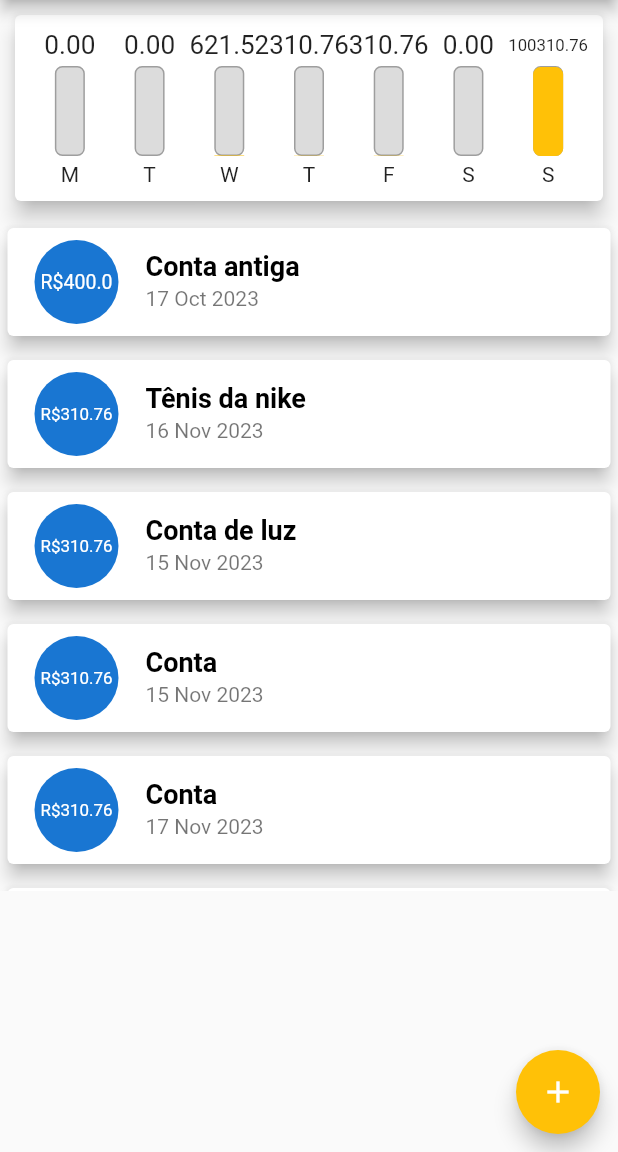
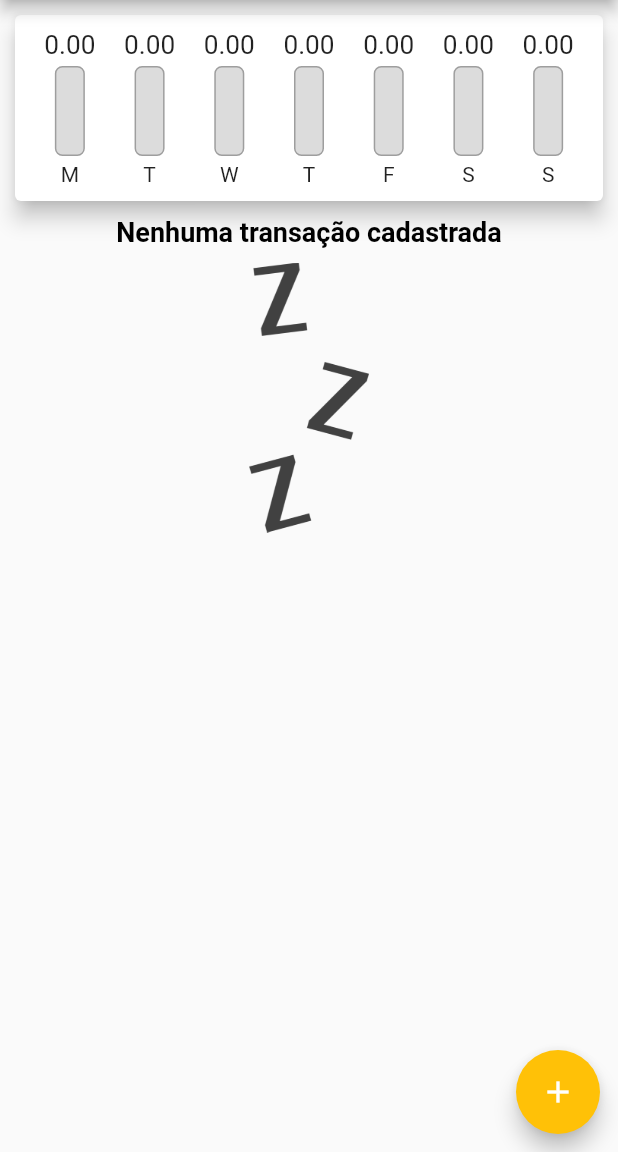
Before and after one commit to lucasalmeida00/expenses, a Flutter app: the screen it shows after launch, on a phone screen of 412 x 824 dp, the part 84-1236 px from its top. Run offline on Flutter 3.47's test engine with Material 2 defaults, Android fonts, the phone set to English and light mode, and no system bars.

Commit message:
fix: ajustado quando a listagem de lançamentos inicializar vazia

```diff
--- a/lib/components/chart.dart
+++ b/lib/components/chart.dart
@@ -56,7 +56,9 @@ class Chart extends StatelessWidget {
               child: ChartBar(
                 label: tr['day'] as String,
                 value: tr['value'] as double,
-                percentage: (tr['value'] as double) / _weekTotalValue,
+                percentage: _weekTotalValue > 0
+                    ? (tr['value'] as double) / _weekTotalValue
+                    : 0,
               ),
             );
           }).toList(),
--- a/lib/main.dart
+++ b/lib/main.dart
@@ -52,42 +52,42 @@ class MyHomePage extends StatefulWidget {
 
 class _MyHomePageState extends State<MyHomePage> {
   final List<Transaction> _transactions = [
-    Transaction(
-      id: Random().nextDouble().toString(),
-      title: 'Conta antiga',
-      value: 400,
-      date: DateTime.now().subtract(const Duration(days: 33)),
-    ),
-    Transaction(
-      id: Random().nextDouble().toString(),
-      title: 'Tênis da nike',
-      value: 310.76,
-      date: DateTime.now().subtract(const Duration(days: 3)),
-    ),
-    Transaction(
-      id: Random().nextDouble().toString(),
-      title: 'Conta de luz',
-      value: 310.76,
-      date: DateTime.now().subtract(const Duration(days: 4)),
-    ),
-    Transaction(
-      id: Random().nextDouble().toString(),
-      title: 'Conta ',
-      value: 310.76,
-      date: DateTime.now().subtract(const Duration(days: 4)),
-    ),
-    Transaction(
-      id: Random().nextDouble().toString(),
-      title: 'Conta ',
-      value: 310.76,
-      date: DateTime.now().subtract(const Duration(days: 2)),
-    ),
-    Transaction(
-      id: Random().nextDouble().toString(),
-      title: 'Conta ',
-      value: 100310.76,
-      date: DateTime.now(),
-    )
+    // Transaction(
+    //   id: Random().nextDouble().toString(),
+    //   title: 'Conta antiga',
+    //   value: 400,
+    //   date: DateTime.now().subtract(const Duration(days: 33)),
+    // ),
+    // Transaction(
+    //   id: Random().nextDouble().toString(),
+    //   title: 'Tênis da nike',
+    //   value: 310.76,
+    //   date: DateTime.now().subtract(const Duration(days: 3)),
+    // ),
+    // Transaction(
+    //   id: Random().nextDouble().toString(),
+    //   title: 'Conta de luz',
+    //   value: 310.76,
+    //   date: DateTime.now().subtract(const Duration(days: 4)),
+    // ),
+    // Transaction(
+    //   id: Random().nextDouble().toString(),
+    //   title: 'Conta ',
+    //   value: 310.76,
+    //   date: DateTime.now().subtract(const Duration(days: 4)),
+    // ),
+    // Transaction(
+    //   id: Random().nextDouble().toString(),
+    //   title: 'Conta ',
+    //   value: 310.76,
+    //   date: DateTime.now().subtract(const Duration(days: 2)),
+    // ),
+    // Transaction(
+    //   id: Random().nextDouble().toString(),
+    //   title: 'Conta ',
+    //   value: 100310.76,
+    //   date: DateTime.now(),
+    // )
   ];
 
   List<Transaction> get _recentTransactions {
```
Also changed, not shown: lib/components/transaction_form.dart (+53 -14 lines).
